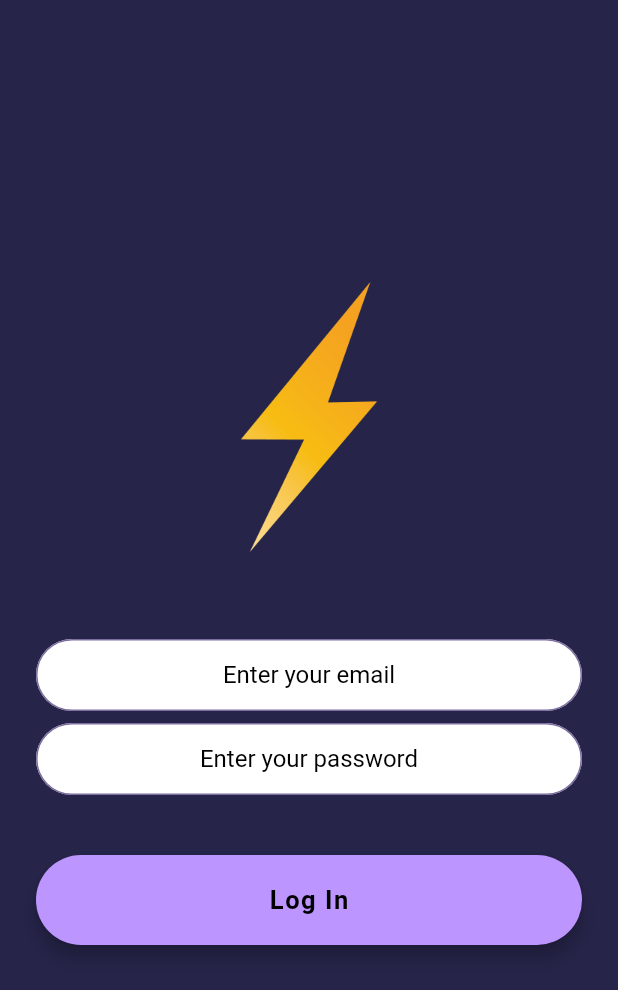
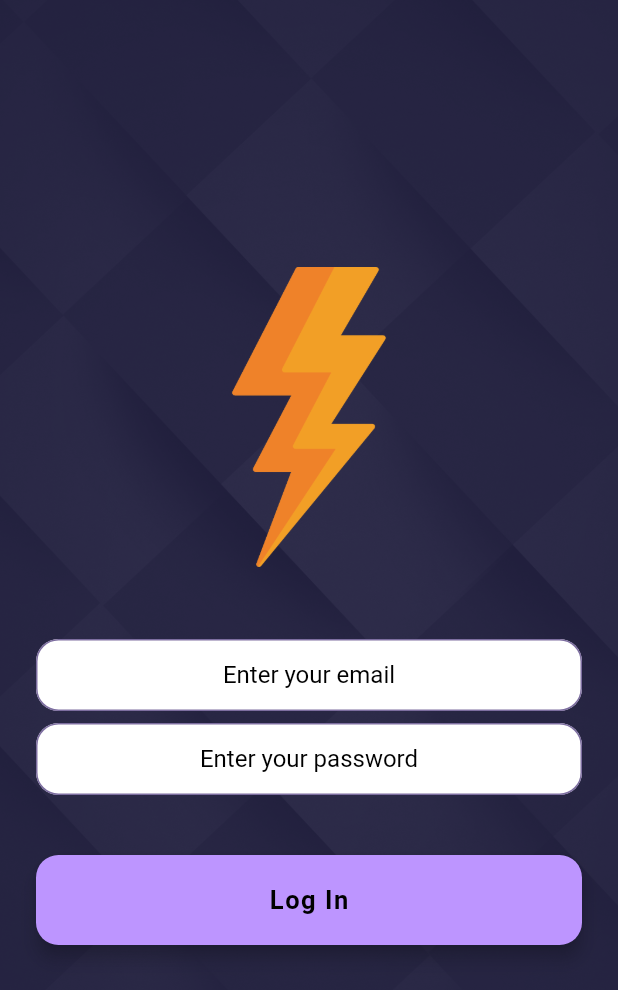
Before and after one commit to bunnyBites/bolt-chat, a Flutter app: the screen it shows after launch, after a tap on "Log In", on a phone screen of 412 x 824 dp. Shown: the top 990 px of the screen. Run offline on Flutter 3.47's test engine with Material 2 defaults, Android fonts, the phone set to English and light mode, and no system bars; drawn by our look-alikes of modal_progress_hud_nsn; our stand-ins replace animated_text_kit, cloud_firestore, firebase_auth, firebase_core; accounts and stored records are empty.

Commit message:
add background for screens

```diff
--- a/lib/components/styled_rounded_button.dart
+++ b/lib/components/styled_rounded_button.dart
@@ -19,7 +19,7 @@ class StyledRoundedButton extends StatelessWidget {
       child: Material(
         elevation: 5.0,
         color: color,
-        borderRadius: BorderRadius.circular(30),
+        borderRadius: BorderRadius.circular(15),
         child: MaterialButton(
           onPressed: () {
             onPressed();
--- a/lib/constants.dart
+++ b/lib/constants.dart
@@ -24,15 +24,15 @@ const kTextFieldDecoration = InputDecoration(
   filled: true,
   contentPadding: EdgeInsets.symmetric(vertical: 10.0, horizontal: 20.0),
   border: OutlineInputBorder(
-    borderRadius: BorderRadius.all(Radius.circular(32.0)),
+    borderRadius: BorderRadius.all(Radius.circular(15.0)),
   ),
   enabledBorder: OutlineInputBorder(
     borderSide: BorderSide(color: kTextColor, width: 1.0),
-    borderRadius: BorderRadius.all(Radius.circular(32.0)),
+    borderRadius: BorderRadius.all(Radius.circular(15.0)),
   ),
   focusedBorder: OutlineInputBorder(
     borderSide: BorderSide(color: kTextColor, width: 2.0),
-    borderRadius: BorderRadius.all(Radius.circular(32.0)),
+    borderRadius: BorderRadius.all(Radius.circular(15.0)),
   ),
 );
 
--- a/lib/screens/login_screen.dart
+++ b/lib/screens/login_screen.dart
@@ -26,6 +26,14 @@ class LoginScreenState extends State<LoginScreen> {
       backgroundColor: kScaffoldBackgroundColor,
       body: ModalProgressHUD(
         inAsyncCall: isShowModal,
+        child: Container(
+          constraints: const BoxConstraints.expand(),
+          decoration: const BoxDecoration(
+            image: DecorationImage(
+                image: AssetImage("images/background.jpg"),
+                opacity: 0.2,
+                fit: BoxFit.cover),
+          ),
           child: Padding(
             padding: const EdgeInsets.symmetric(horizontal: 24.0),
             child: Column(
@@ -51,8 +59,8 @@ class LoginScreenState extends State<LoginScreen> {
                     });
                   },
                   style: const TextStyle(color: Colors.black),
-                decoration:
-                    kTextFieldDecoration.copyWith(hintText: 'Enter your email'),
+                  decoration: kTextFieldDecoration.copyWith(
+                      hintText: 'Enter your email'),
                 ),
                 const SizedBox(
                   height: 8.0,
@@ -98,6 +106,7 @@ class LoginScreenState extends State<LoginScreen> {
             ),
           ),
         ),
+      ),
     );
   }
 }
--- a/lib/screens/registration_screen.dart
+++ b/lib/screens/registration_screen.dart
@@ -26,6 +26,14 @@ class RegistrationScreenState extends State<RegistrationScreen> {
       backgroundColor: kScaffoldBackgroundColor,
       body: ModalProgressHUD(
         inAsyncCall: isShowModal,
+        child: Container(
+          constraints: const BoxConstraints.expand(),
+          decoration: const BoxDecoration(
+            image: DecorationImage(
+                image: AssetImage("images/background.jpg"),
+                opacity: 0.2,
+                fit: BoxFit.cover),
+          ),
           child: Padding(
             padding: const EdgeInsets.symmetric(horizontal: 24.0),
             child: Column(
@@ -45,15 +53,14 @@ class RegistrationScreenState extends State<RegistrationScreen> {
                 TextField(
                   textAlign: TextAlign.center,
                   keyboardType: TextInputType.emailAddress,
-
                   onChanged: (value) {
                     setState(() {
                       email = value;
                     });
                   },
                   style: const TextStyle(color: Colors.black),
-                decoration:
-                    kTextFieldDecoration.copyWith(hintText: 'Enter your email'),
+                  decoration: kTextFieldDecoration.copyWith(
+                      hintText: 'Enter your email'),
                 ),
                 const SizedBox(
                   height: 8.0,
@@ -96,6 +103,7 @@ class RegistrationScreenState extends State<RegistrationScreen> {
             ),
           ),
         ),
+      ),
     );
   }
 }
--- a/lib/screens/welcome_screen.dart
+++ b/lib/screens/welcome_screen.dart
@@ -44,7 +44,15 @@ class WelcomeScreenState extends State<WelcomeScreen>
   Widget build(BuildContext context) {
     return Scaffold(
       backgroundColor: _animation.value,
-      body: Padding(
+      body: Container(
+        constraints: const BoxConstraints.expand(),
+        decoration: const BoxDecoration(
+          image: DecorationImage(
+              image: AssetImage("images/background.jpg"),
+              opacity: 0.2,
+              fit: BoxFit.cover),
+        ),
+        child: Padding(
           padding: const EdgeInsets.symmetric(horizontal: 24.0),
           child: Column(
             mainAxisAlignment: MainAxisAlignment.center,
@@ -96,6 +104,7 @@ class WelcomeScreenState extends State<WelcomeScreen>
             ],
           ),
         ),
+      ),
     );
   }
 }
```
Also changed, not shown: images/background.jpg (added), images/logo.png. Lines whose indentation alone changed are shown as unchanged.
